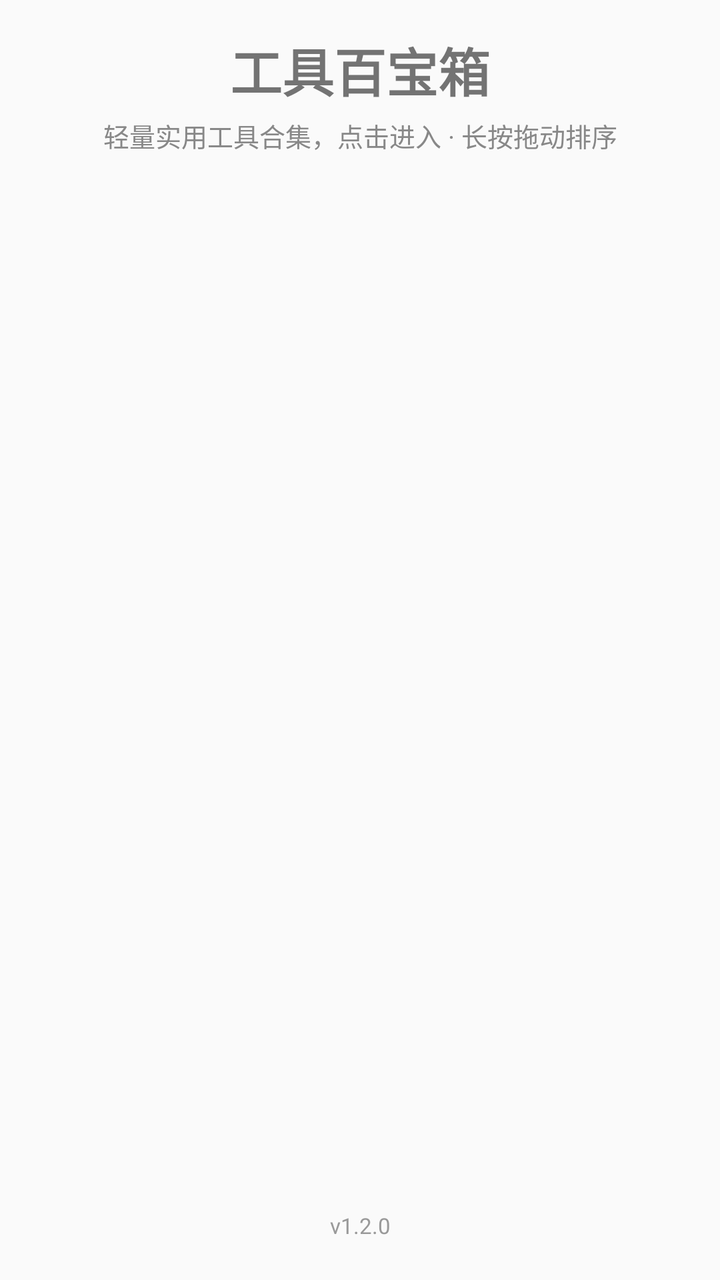
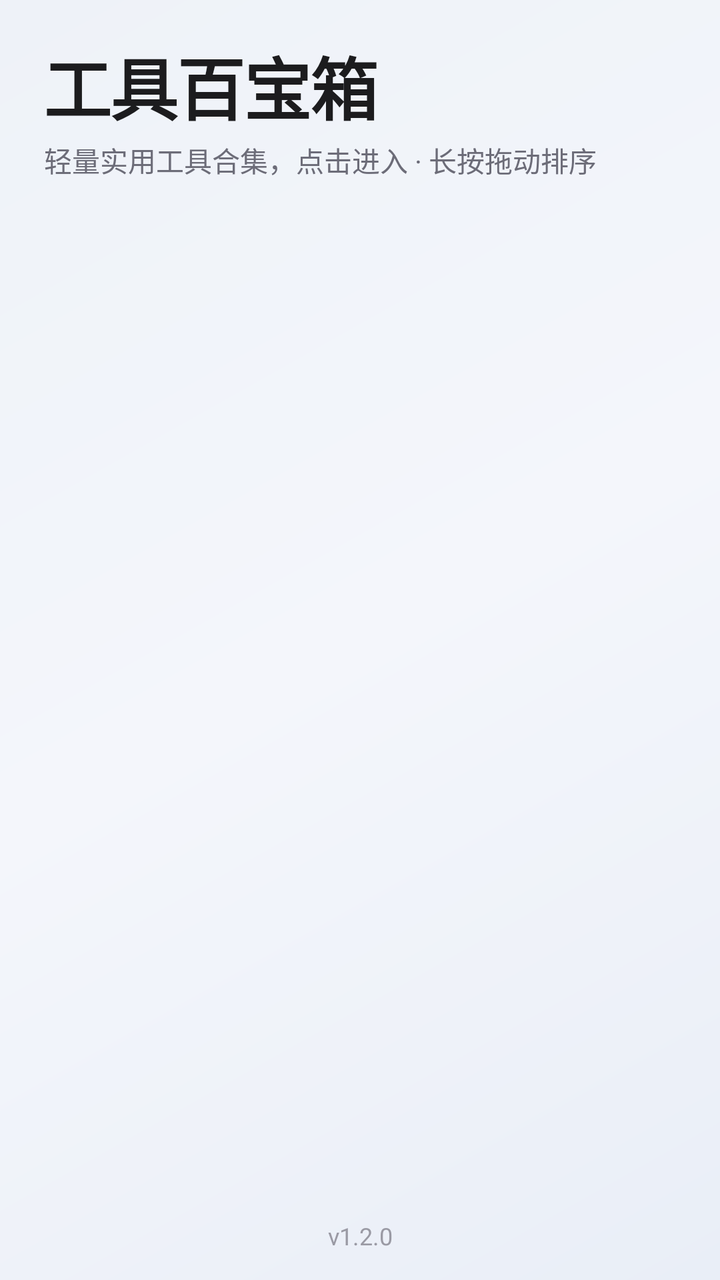

The first picture is an Android layout as it rendered before a commit; the second is the same layout after the commit. The layout source and the unified diff follow.
<!-- AndroidManifest.xml: application theme Theme.VideoDownloader -->
<!-- res/layout/activity_main.xml -->
<?xml version="1.0" encoding="utf-8"?>
<LinearLayout xmlns:android="http://schemas.android.com/apk/res/android"
    xmlns:app="http://schemas.android.com/apk/res-auto"
    android:layout_width="match_parent"
    android:layout_height="match_parent"
    android:orientation="vertical"
    android:padding="16dp">

    <TextView
        android:layout_width="match_parent"
        android:layout_height="wrap_content"
        android:text="@string/app_name"
        android:textSize="26sp"
        android:textStyle="bold"
        android:gravity="center"
        android:paddingBottom="4dp" />

    <TextView
        android:layout_width="match_parent"
        android:layout_height="wrap_content"
        android:text="@string/subtitle_hint"
        android:textSize="13sp"
        android:textColor="#888888"
        android:gravity="center"
        android:paddingBottom="16dp" />

    <androidx.recyclerview.widget.RecyclerView
        android:id="@+id/rvTools"
        android:layout_width="match_parent"
        android:layout_height="0dp"
        android:layout_weight="1"
        android:clipToPadding="false"
        android:scrollbars="none" />

    <TextView
        android:id="@+id/tvVersion"
        android:layout_width="match_parent"
        android:layout_height="wrap_content"
        android:gravity="center"
        android:paddingTop="8dp"
        android:paddingBottom="4dp"
        android:text="v1.2.0"
        android:textColor="#999999"
        android:textSize="11sp" />

</LinearLayout>
<!-- resources referenced by this layout -->
<resources>
  <string name="app_name">工具百宝箱</string>
  <string name="subtitle_hint">轻量实用工具合集，点击进入 · 长按拖动排序</string>
  <style name="Theme.VideoDownloader" parent="Theme.MaterialComponents.Light.NoActionBar">
          <item name="colorPrimary">#FE2C55</item>
          <item name="colorPrimaryVariant">#C81E40</item>
          <item name="colorOnPrimary">#FFFFFF</item>
          <item name="colorSecondary">#25F4EE</item>
          <item name="android:statusBarColor">#FE2C55</item>
          <item name="android:windowBackground">@color/bg_light</item>
      </style>
  <color name="bg_light">#FFFAFAFA</color>
</resources>

<!-- the commit's change to res/layout/activity_main.xml (unified diff, before → after) -->
@@ -1,46 +1,64 @@
 <?xml version="1.0" encoding="utf-8"?>
-<LinearLayout xmlns:android="http://schemas.android.com/apk/res/android"
+<FrameLayout xmlns:android="http://schemas.android.com/apk/res/android"
     xmlns:app="http://schemas.android.com/apk/res-auto"
     android:layout_width="match_parent"
     android:layout_height="match_parent"
-    android:orientation="vertical"
-    android:padding="16dp">
+    android:background="@drawable/ios_bg_gradient"
+    android:fitsSystemWindows="true">
 
-    <TextView
+    <LinearLayout
         android:layout_width="match_parent"
-        android:layout_height="wrap_content"
-        android:text="@string/app_name"
-        android:textSize="26sp"
-        android:textStyle="bold"
-        android:gravity="center"
-        android:paddingBottom="4dp" />
+        android:layout_height="match_parent"
+        android:orientation="vertical">
 
-    <TextView
-        android:layout_width="match_parent"
-        android:layout_height="wrap_content"
-        android:text="@string/subtitle_hint"
-        android:textSize="13sp"
-        android:textColor="#888888"
-        android:gravity="center"
-        android:paddingBottom="16dp" />
+        
+        <LinearLayout
+            android:layout_width="match_parent"
+            android:layout_height="wrap_content"
+            android:orientation="vertical"
+            android:paddingStart="22dp"
+            android:paddingEnd="22dp"
+            android:paddingTop="18dp"
+            android:paddingBottom="10dp">
 
-    <androidx.recyclerview.widget.RecyclerView
-        android:id="@+id/rvTools"
-        android:layout_width="match_parent"
-        android:layout_height="0dp"
-        android:layout_weight="1"
-        android:clipToPadding="false"
-        android:scrollbars="none" />
+            <TextView
+                android:layout_width="wrap_content"
+                android:layout_height="wrap_content"
+                android:letterSpacing="-0.02"
+                android:text="@string/app_name"
+                android:textColor="@color/text_primary"
+                android:textSize="34sp"
+                android:textStyle="bold" />
 
-    <TextView
-        android:id="@+id/tvVersion"
-        android:layout_width="match_parent"
-        android:layout_height="wrap_content"
-        android:gravity="center"
-        android:paddingTop="8dp"
-        android:paddingBottom="4dp"
-        android:text="v1.2.0"
-        android:textColor="#999999"
-        android:textSize="11sp" />
+            <TextView
+                android:layout_width="wrap_content"
+                android:layout_height="wrap_content"
+                android:layout_marginTop="2dp"
+                android:text="@string/subtitle_hint"
+                android:textColor="@color/text_secondary"
+                android:textSize="14sp" />
+        </LinearLayout>
 
-</LinearLayout>
+        <androidx.recyclerview.widget.RecyclerView
+            android:id="@+id/rvTools"
+            android:layout_width="match_parent"
+            android:layout_height="0dp"
+            android:layout_weight="1"
+            android:clipToPadding="false"
+            android:paddingStart="10dp"
+            android:paddingEnd="10dp"
+            android:paddingBottom="8dp"
+            android:scrollbars="none" />
+
+        <TextView
+            android:id="@+id/tvVersion"
+            android:layout_width="match_parent"
+            android:layout_height="wrap_content"
+            android:gravity="center"
+            android:paddingTop="6dp"
+            android:paddingBottom="14dp"
+            android:text="v1.2.0"
+            android:textColor="@color/text_tertiary"
+            android:textSize="12sp" />
+    </LinearLayout>
+</FrameLayout>
<!-- resource entries referenced after the edit -->
@@ -1,15 +1,75 @@
 <!-- resources referenced by this layout -->
 <resources>
+  <color name="text_primary">#FF1C1C1E</color>
+  <color name="text_secondary">#FF6C6C78</color>
+  <color name="text_tertiary">#FF9A9AA4</color>
+  <!-- drawable ios_bg_gradient (drawable) -->
+  <?xml version="1.0" encoding="utf-8"?>
+  <shape xmlns:android="http://schemas.android.com/apk/res/android"
+      android:shape="rectangle">
+      <gradient
+          android:angle="135"
+          android:startColor="@color/bg_gradient_top"
+          android:centerColor="@color/bg_gradient_center"
+          android:endColor="@color/bg_gradient_bottom"
+          android:type="linear" />
+  </shape>
   <string name="app_name">工具百宝箱</string>
   <string name="subtitle_hint">轻量实用工具合集，点击进入 · 长按拖动排序</string>
   <style name="Theme.VideoDownloader" parent="Theme.MaterialComponents.Light.NoActionBar">
-          <item name="colorPrimary">#FE2C55</item>
-          <item name="colorPrimaryVariant">#C81E40</item>
-          <item name="colorOnPrimary">#FFFFFF</item>
-          <item name="colorSecondary">#25F4EE</item>
-          <item name="android:statusBarColor">#FE2C55</item>
-          <item name="android:windowBackground">@color/bg_light</item>
+          <item name="colorPrimary">@color/ios_blue</item>
+          <item name="colorPrimaryVariant">@color/ios_indigo</item>
+          <item name="colorOnPrimary">@color/white</item>
+          <item name="colorSecondary">@color/ios_cyan</item>
+          <item name="colorOnSecondary">@color/white</item>
+          <item name="colorError">@color/ios_red</item>
+          <item name="android:statusBarColor">@android:color/transparent</item>
+          <item name="android:navigationBarColor">@android:color/transparent</item>
+          <item name="android:windowLightStatusBar">true</item>
+          <item name="android:windowBackground">@drawable/ios_bg_gradient</item>
+          <item name="android:textColorPrimary">@color/text_primary</item>
+          <item name="android:textColorSecondary">@color/text_secondary</item>
+          <item name="materialButtonStyle">@style/Widget.iOS.Button</item>
+          <item name="editTextStyle">@style/Widget.iOS.EditText</item>
+          <item name="android:windowDrawsSystemBarBackgrounds">true</item>
       </style>
-  <color name="bg_light">#FFFAFAFA</color>
+  <color name="bg_gradient_top">#FFE9EEF7</color>
+  <color name="bg_gradient_center">#FFF4F6FB</color>
+  <color name="bg_gradient_bottom">#FFEEF2F8</color>
+  <color name="ios_blue">#007AFF</color>
+  <color name="ios_indigo">#5856D6</color>
+  <color name="white">#FFFFFFFF</color>
+  <color name="ios_cyan">#32ADE6</color>
+  <color name="ios_red">#FF3B30</color>
+  <style name="Widget.iOS.Button" parent="Widget.MaterialComponents.Button">
+          <item name="cornerRadius">16dp</item>
+          <item name="android:textAllCaps">false</item>
+          <item name="android:textSize">16sp</item>
+          <item name="android:letterSpacing">0</item>
+          <item name="android:fontFamily">sans-serif-medium</item>
+          <item name="android:paddingTop">12dp</item>
+          <item name="android:paddingBottom">12dp</item>
+          <item name="elevation">0dp</item>
+          <item name="rippleColor">#33FFFFFF</item>
+      </style>
+  <style name="Widget.iOS.EditText" parent="Widget.AppCompat.EditText">
+          <item name="android:background">@drawable/ios_glass_field</item>
+          <item name="android:textColor">@color/text_primary</item>
+          <item name="android:textColorHint">@color/text_tertiary</item>
+          <item name="android:textSize">15sp</item>
+          <item name="android:padding">14dp</item>
+      </style>
+  <!-- drawable ios_glass_field (drawable) -->
+  <?xml version="1.0" encoding="utf-8"?>
+  <shape xmlns:android="http://schemas.android.com/apk/res/android"
+      android:shape="rectangle">
+      <solid android:color="@color/glass_fill_strong" />
+      <corners android:radius="16dp" />
+      <stroke
+          android:width="1dp"
+          android:color="@color/glass_stroke" />
+  </shape>
+  <color name="glass_fill_strong">#F2FFFFFF</color>
+  <color name="glass_stroke">#33FFFFFF</color>
 </resources>
 
